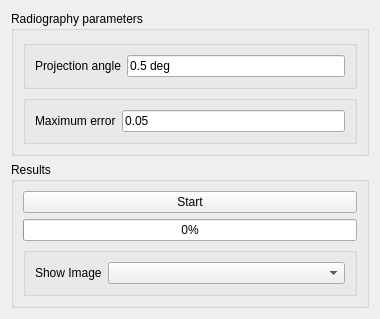
sanguinariojoe/freecad.xray, file freecad/xray/resources/ui/TaskPanel_xrayRadiography.ui: the form before one commit.
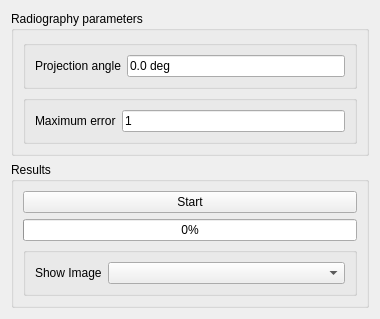
The form after the commit.

Patch:
```diff
--- a/freecad/xray/resources/ui/TaskPanel_xrayRadiography.ui
+++ b/freecad/xray/resources/ui/TaskPanel_xrayRadiography.ui
@@ -57,7 +57,7 @@
             <string/>
            </property>
            <property name="text">
-            <string notr="true">0.5 deg</string>
+            <string notr="true">0.0 deg</string>
            </property>
            <property name="unit" stdset="0">
             <string notr="true">deg</string>
@@ -89,7 +89,7 @@
          <item>
           <widget class="QLineEdit" name="max_error">
            <property name="text">
-            <string notr="true">0.05</string>
+            <string notr="true">1</string>
            </property>
            <property name="unit" stdset="0">
             <string notr="true"/>
```
Left out of the diff: 2 changed lines with no effect on the pictures.
